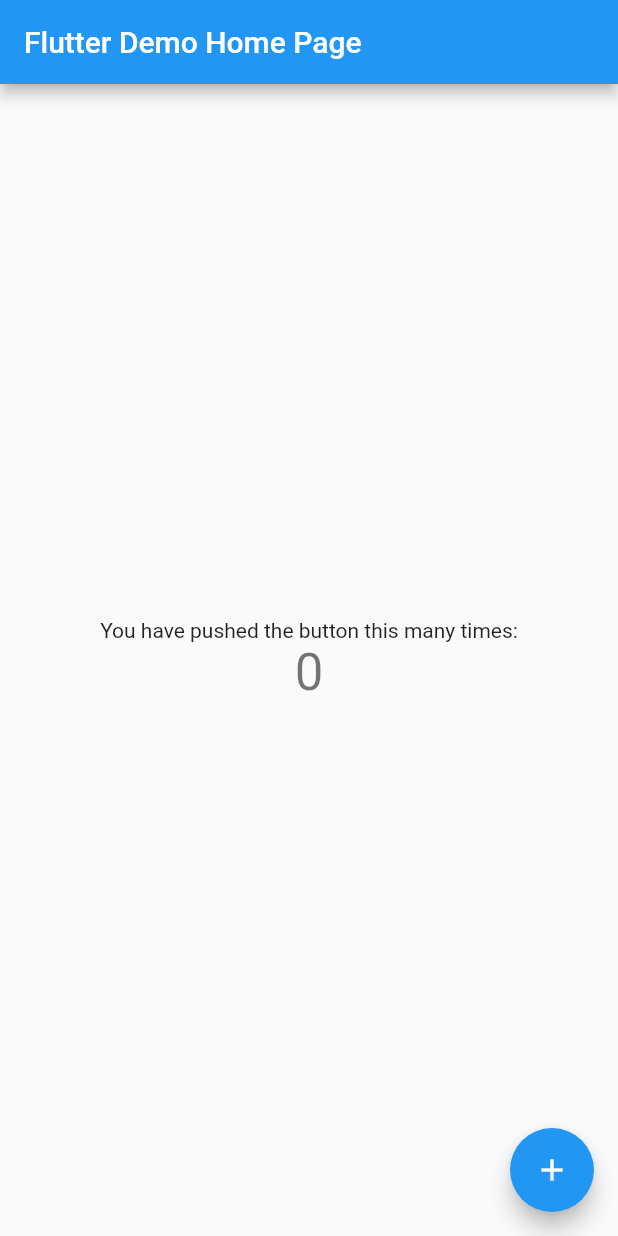
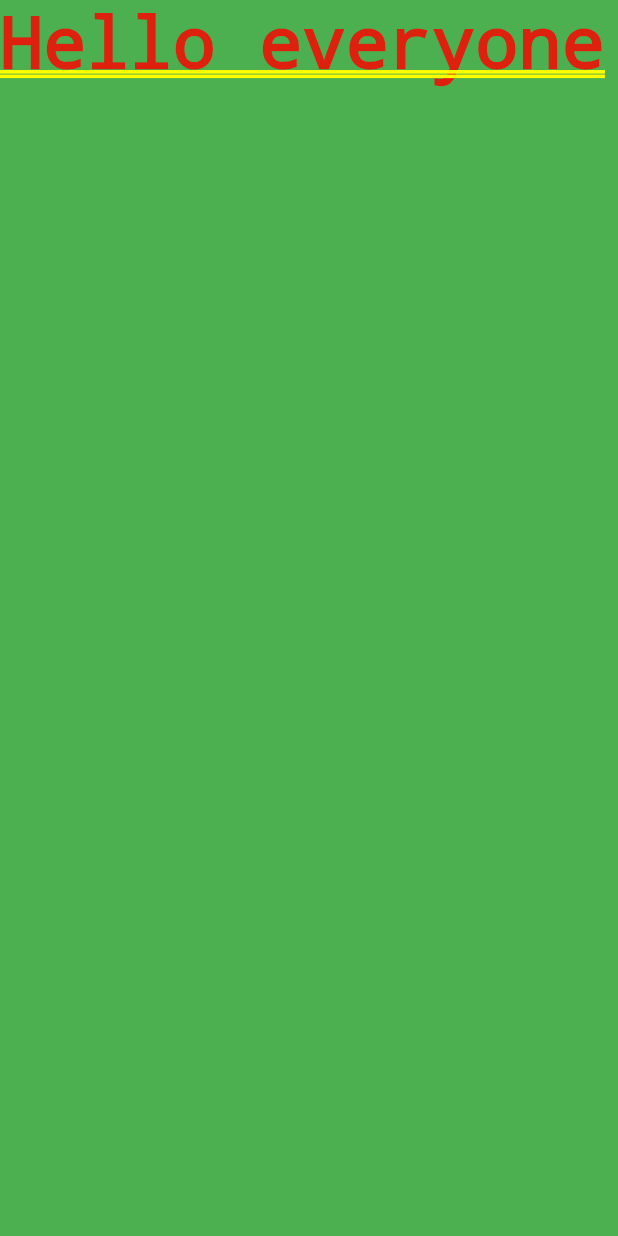
Before and after one commit to Rakibul25/first_flutter, a Flutter app: the screen it shows after launch, on a phone screen of 412 x 824 dp. Run offline on Flutter 3.47's test engine with Material 2 defaults, Android fonts, the phone set to English and light mode, and no system bars.

Commit message:
checking it's working or not..Rakib

```diff
--- a/lib/main.dart
+++ b/lib/main.dart
@@ -1,117 +1,17 @@
 import 'package:flutter/material.dart';
 
-void main() {
-  runApp(MyApp());
+void main(){
+  runApp(MaterialApp(
+    title: "practice1 app",
+    home: HomePage(),
+  ));
 }
-
-class MyApp extends StatelessWidget {
-  // This widget is the root of your application.
+class HomePage  extends StatelessWidget {
   @override
   Widget build(BuildContext context) {
-    return MaterialApp(
-      title: 'Flutter Demo',
-      theme: ThemeData(
-        // This is the theme of your application.
-        //
-        // Try running your application with "flutter run". You'll see the
-        // application has a blue toolbar. Then, without quitting the app, try
-        // changing the primarySwatch below to Colors.green and then invoke
-        // "hot reload" (press "r" in the console where you ran "flutter run",
-        // or simply save your changes to "hot reload" in a Flutter IDE).
-        // Notice that the counter didn't reset back to zero; the application
-        // is not restarted.
-        primarySwatch: Colors.blue,
-        // This makes the visual density adapt to the platform that you run
-        // the app on. For desktop platforms, the controls will be smaller and
-        // closer together (more dense) than on mobile platforms.
-        visualDensity: VisualDensity.adaptivePlatformDensity,
-      ),
-      home: MyHomePage(title: 'Flutter Demo Home Page'),
+    return Container(
+      color: Colors.green,
+      child: Text("Hello everyone"),
     );
   }
 }
-
-class MyHomePage extends StatefulWidget {
-  MyHomePage({Key key, this.title}) : super(key: key);
-
-  // This widget is the home page of your application. It is stateful, meaning
-  // that it has a State object (defined below) that contains fields that affect
-  // how it looks.
-
-  // This class is the configuration for the state. It holds the values (in this
-  // case the title) provided by the parent (in this case the App widget) and
-  // used by the build method of the State. Fields in a Widget subclass are
-  // always marked "final".
-
-  final String title;
-
-  @override
-  _MyHomePageState createState() => _MyHomePageState();
-}
-
-class _MyHomePageState extends State<MyHomePage> {
-  int _counter = 0;
-
-  void _incrementCounter() {
-    setState(() {
-      // This call to setState tells the Flutter framework that something has
-      // changed in this State, which causes it to rerun the build method below
-      // so that the display can reflect the updated values. If we changed
-      // _counter without calling setState(), then the build method would not be
-      // called again, and so nothing would appear to happen.
-      _counter++;
-    });
-  }
-
-  @override
-  Widget build(BuildContext context) {
-    // This method is rerun every time setState is called, for instance as done
-    // by the _incrementCounter method above.
-    //
-    // The Flutter framework has been optimized to make rerunning build methods
-    // fast, so that you can just rebuild anything that needs updating rather
-    // than having to individually change instances of widgets.
-    return Scaffold(
-      appBar: AppBar(
-        // Here we take the value from the MyHomePage object that was created by
-        // the App.build method, and use it to set our appbar title.
-        title: Text(widget.title),
-      ),
-      body: Center(
-        // Center is a layout widget. It takes a single child and positions it
-        // in the middle of the parent.
-        child: Column(
-          // Column is also a layout widget. It takes a list of children and
-          // arranges them vertically. By default, it sizes itself to fit its
-          // children horizontally, and tries to be as tall as its parent.
-          //
-          // Invoke "debug painting" (press "p" in the console, choose the
-          // "Toggle Debug Paint" action from the Flutter Inspector in Android
-          // Studio, or the "Toggle Debug Paint" command in Visual Studio Code)
-          // to see the wireframe for each widget.
-          //
-          // Column has various properties to control how it sizes itself and
-          // how it positions its children. Here we use mainAxisAlignment to
-          // center the children vertically; the main axis here is the vertical
-          // axis because Columns are vertical (the cross axis would be
-          // horizontal).
-          mainAxisAlignment: MainAxisAlignment.center,
-          children: <Widget>[
-            Text(
-              'You have pushed the button this many times:',
-            ),
-            Text(
-              '$_counter',
-              style: Theme.of(context).textTheme.headline4,
-            ),
-          ],
-        ),
-      ),
-      floatingActionButton: FloatingActionButton(
-        onPressed: _incrementCounter,
-        tooltip: 'Increment',
-        child: Icon(Icons.add),
-      ), // This trailing comma makes auto-formatting nicer for build methods.
-    );
-  }
-}
```
